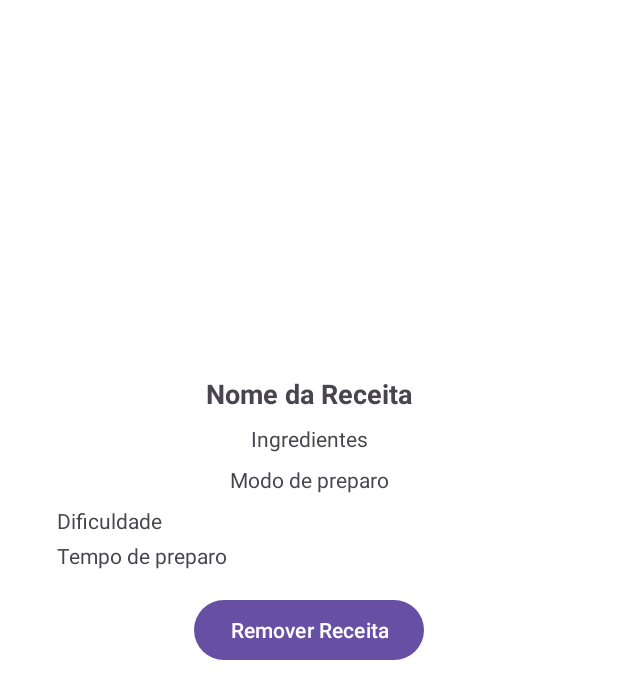
After one commit to ratio-culinae-proj-final/RC-Android, an Android app: the layout modal_detalhes_favorita.xml on its own in the app's theme, with its tools: preview values and no code run, on a phone screen of 412 x 824 dp. The commit adds this screen. Shown: the top 699 px of the screen. Run offline under Robolectric (Android 15) with nearby library versions, the phone set to English and light mode, and no system bars.

Commit message:
salvar receitas favoritando por meio do modal

```diff
--- a/app/build.gradle.kts
+++ b/app/build.gradle.kts
@@ -55,4 +55,5 @@ dependencies {
     implementation (libs.json)
     implementation(libs.okhttp.v4100)
     implementation (libs.picasso)
+    implementation (libs.gson)
 }
--- a/app/src/main/AndroidManifest.xml
+++ b/app/src/main/AndroidManifest.xml
@@ -16,6 +16,9 @@
         android:supportsRtl="true"
         android:theme="@style/Theme.RatioCulinae"
         tools:targetApi="31">
+        <activity
+            android:name=".screens.ReceitasFavoritasActivity"
+            android:exported="false" />
         <activity
             android:name=".screens.SugestoesReceitasActivity"
             android:exported="false" />
--- a/app/src/main/java/com/example/ratioculinae/database/AppDatabase.java
+++ b/app/src/main/java/com/example/ratioculinae/database/AppDatabase.java
@@ -7,19 +7,22 @@ import androidx.room.Room;
 import androidx.room.RoomDatabase;
 
 import com.example.ratioculinae.database.dao.IngredienteDAO;
+import com.example.ratioculinae.database.dao.ReceitaFavoritaDao;
 import com.example.ratioculinae.database.dao.UsuarioDAO;
 import com.example.ratioculinae.database.dao.UsuarioIngredienteDao;
 import com.example.ratioculinae.database.relations.UsuarioIngredienteRef;
 import com.example.ratioculinae.models.Ingrediente;
+import com.example.ratioculinae.models.ReceitaFavorita;
 import com.example.ratioculinae.models.Usuario;
 
-@Database(entities = {Usuario.class, Ingrediente.class, UsuarioIngredienteRef.class}, version = 1)
+@Database(entities = {Usuario.class, Ingrediente.class, UsuarioIngredienteRef.class, ReceitaFavorita.class}, version = 1)
 public abstract class AppDatabase extends RoomDatabase {
 
     private static AppDatabase instance;
     public abstract UsuarioDAO usuarioDAO();
     public abstract IngredienteDAO ingredientesDAO();
     public abstract UsuarioIngredienteDao usuarioIngredienteDao();
+    public abstract ReceitaFavoritaDao receitaFavoritaDao();
 
     public static synchronized AppDatabase getInstance(Context context) {
         if (instance == null) {
--- a/app/src/main/java/com/example/ratioculinae/screens/HomePageActivity.java
+++ b/app/src/main/java/com/example/ratioculinae/screens/HomePageActivity.java
@@ -35,6 +35,7 @@ public class HomePageActivity extends AppCompatActivity {
         btnGerador = findViewById(R.id.btnGerador);
         btnVisualizar = findViewById(R.id.btnVisualizar);
         btnTemporizador = findViewById(R.id.btnTemporizador);
+        btnVisualizar = findViewById(R.id.btnVisualizar);
     }
 
     private void carregarUsuarioLogado() {
@@ -66,7 +67,7 @@ public class HomePageActivity extends AppCompatActivity {
         });
 
         btnVisualizar.setOnClickListener(v -> {
-            // startActivity(new Intent(this, VisualizarReceitasActivity.class));
+            startActivity(new Intent(this, ReceitasFavoritasActivity.class));
         });
 
         btnTemporizador.setOnClickListener(v -> {
--- /dev/null
+++ b/app/src/main/res/layout/modal_detalhes_favorita.xml
@@ -0,0 +1,85 @@
+<?xml version="1.0" encoding="utf-8"?>
+<ScrollView
+    xmlns:android="http://schemas.android.com/apk/res/android"
+    xmlns:app="http://schemas.android.com/apk/res-auto"
+    android:layout_width="match_parent"
+    android:layout_height="wrap_content"
+    android:padding="38dp"
+    android:background="@android:color/white">
+
+    <androidx.constraintlayout.widget.ConstraintLayout
+        android:layout_width="match_parent"
+        android:layout_height="wrap_content">
+
+        <ImageView
+            android:id="@+id/imgModalFavorita"
+            android:layout_width="wrap_content"
+            android:layout_height="200dp"
+            android:scaleType="centerCrop"
+            app:layout_constraintTop_toTopOf="parent"
+            app:layout_constraintStart_toStartOf="parent"
+            app:layout_constraintEnd_toEndOf="parent" />
+
+        <TextView
+            android:id="@+id/tvNomeModalFavorita"
+            android:layout_width="wrap_content"
+            android:layout_height="wrap_content"
+            android:text="Nome da Receita"
+            android:textStyle="bold"
+            android:textSize="18sp"
+            app:layout_constraintTop_toBottomOf="@id/imgModalFavorita"
+            app:layout_constraintStart_toStartOf="parent"
+            app:layout_constraintEnd_toEndOf="parent"
+            android:layout_marginTop="12dp" />
+
+        <TextView
+            android:id="@+id/tvIngredientesModalFavorita"
+            android:layout_width="wrap_content"
+            android:layout_height="wrap_content"
+            android:text="Ingredientes"
+            app:layout_constraintTop_toBottomOf="@id/tvNomeModalFavorita"
+            app:layout_constraintStart_toStartOf="parent"
+            app:layout_constraintEnd_toEndOf="parent"
+            android:layout_marginTop="8dp" />
+
+        <TextView
+            android:id="@+id/tvModoModalFavorita"
+            android:layout_width="wrap_content"
+            android:layout_height="wrap_content"
+            android:text="Modo de preparo"
+            app:layout_constraintTop_toBottomOf="@id/tvIngredientesModalFavorita"
+            app:layout_constraintStart_toStartOf="parent"
+            app:layout_constraintEnd_toEndOf="parent"
+            android:layout_marginTop="8dp" />
+
+        <TextView
+            android:id="@+id/tvDificuldadeModalFavorita"
+            android:layout_width="wrap_content"
+            android:layout_height="wrap_content"
+            android:text="Dificuldade"
+            app:layout_constraintTop_toBottomOf="@id/tvModoModalFavorita"
+            app:layout_constraintStart_toStartOf="parent"
+            android:layout_marginTop="8dp" />
+
+        <TextView
+            android:id="@+id/tvTempoModalFavorita"
+            android:layout_width="wrap_content"
+            android:layout_height="wrap_content"
+            android:text="Tempo de preparo"
+            app:layout_constraintTop_toBottomOf="@id/tvDificuldadeModalFavorita"
+            app:layout_constraintStart_toStartOf="parent"
+            android:layout_marginTop="4dp" />
+
+        <Button
+            android:id="@+id/btnRemoverFavorita"
+            android:layout_width="wrap_content"
+            android:layout_height="wrap_content"
+            android:text="Remover Receita"
+            app:layout_constraintTop_toBottomOf="@id/tvTempoModalFavorita"
+            app:layout_constraintStart_toStartOf="parent"
+            app:layout_constraintEnd_toEndOf="parent"
+            android:layout_marginTop="16dp"
+            android:layout_marginBottom="16dp" />
+
+    </androidx.constraintlayout.widget.ConstraintLayout>
+</ScrollView>
--- a/gradle/libs.versions.toml
+++ b/gradle/libs.versions.toml
@@ -4,6 +4,7 @@ credentials = "1.5.0"
 firebaseAuth = "23.2.1"
 firebaseBom = "33.15.0"
 glide = "4.11.0"
+gson = "2.11.0"
 json = "20231013"
 junit = "4.13.2"
 junitVersion = "1.2.1"
@@ -24,6 +25,7 @@ firebase-analytics = { module = "com.google.firebase:firebase-analytics" }
 firebase-auth = { module = "com.google.firebase:firebase-auth", version.ref = "firebaseAuth" }
 firebase-bom = { module = "com.google.firebase:firebase-bom", version.ref = "firebaseBom" }
 glide = { module = "com.github.bumptech.glide:glide", version.ref = "glide" }
+gson = { module = "com.google.code.gson:gson", version.ref = "gson" }
 json = { module = "org.json:json", version.ref = "json" }
 junit = { group = "junit", name = "junit", version.ref = "junit" }
 ext-junit = { group = "androidx.test.ext", name = "junit", version.ref = "junitVersion" }
```
Also changed, not shown: app/src/main/java/com/example/ratioculinae/database/dao/ReceitaFavoritaDao.java (added, +23 -0 lines), app/src/main/java/com/example/ratioculinae/models/ReceitaFavorita.java (added, +15 -0 lines), app/src/main/java/com/example/ratioculinae/screens/ReceitasFavoritasActivity.java (added, +101 -0 lines), app/src/main/java/com/example/ratioculinae/screens/SugestoesReceitasActivity.java (+21 -0 lines), app/src/main/java/com/example/ratioculinae/utils/FavoritasAdapter.java (added, +78 -0 lines), app/src/main/res/layout/activity_receitas_favoritas.xml (added, +12 -0 lines), app/src/main/res/layout/item_receita_salva.xml (added, +40 -0 lines), app/src/main/res/layout/modal_detalhes_receita.xml (+10 -0 lines).
